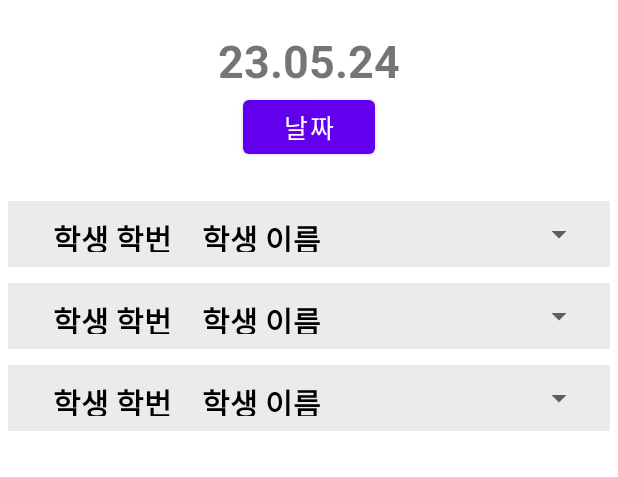
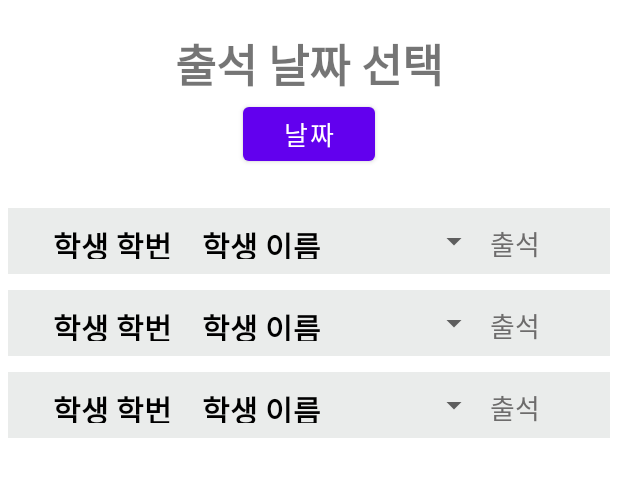
Before and after one commit to kOoO9/capston2_app, an Android app: the layout activity_recycler_viewbtnclick.xml on its own in the app's theme, with its tools: preview values and no code run, on a phone screen of 412 x 824 dp. Shown: the top 477 px of the screen. Run offline under Robolectric (Android 15) with nearby library versions, the phone set to English and light mode, and no system bars.

Commit message:
날짜조회

```diff
--- a/app/src/main/java/com/example/loginpage/retrofit/btnclickadapter.kt
+++ b/app/src/main/java/com/example/loginpage/retrofit/btnclickadapter.kt
@@ -41,6 +41,7 @@ class btnclickadapter (var data: List<lecturestudentjsonclass>) : RecyclerView.A
         val item = data[position]
         holder.tv_hakbun.text = item.student_id?.toString()
         holder.tv_name.text = item.student_name
+        holder.tv_result.text = item.attendence_mm_dd
     }
 
     override fun getItemCount(): Int {
@@ -50,12 +51,15 @@ class btnclickadapter (var data: List<lecturestudentjsonclass>) : RecyclerView.A
     inner class ViewHolder(itemView: View) : RecyclerView.ViewHolder(itemView) {
         val tv_hakbun: TextView = itemView.findViewById(R.id.tv_hakbun)
         val tv_name: TextView = itemView.findViewById(R.id.tv_name)
+        val tv_result: TextView = itemView.findViewById(R.id.tv_result)
+
         //스피너 만들기
         val spinner: Spinner = itemView.findViewById(R.id.spinner)
 
         fun bind(jsonClass: lecturestudentjsonclass) {
             tv_hakbun.text = jsonClass.student_id?.toString()
             tv_name.text = jsonClass.student_name
+            tv_result.text = jsonClass.attendence_mm_dd
 
         }
     }
--- a/app/src/main/java/com/example/loginpage/retrofit/client.kt
+++ b/app/src/main/java/com/example/loginpage/retrofit/client.kt
@@ -12,7 +12,7 @@ object client {
     fun getClient(): Retrofit? {
         if(retrofitClient == null){
             retrofitClient=Retrofit.Builder()
-                .baseUrl("http://192.168.1.64")
+                .baseUrl("http://192.168.0.101")
                 .addConverterFactory(GsonConverterFactory.create(gson))
                 .build()
         }
--- a/app/src/main/java/com/example/loginpage/retrofit/jsonclass.kt
+++ b/app/src/main/java/com/example/loginpage/retrofit/jsonclass.kt
@@ -8,4 +8,5 @@ data class jsonclass(
 data class lecturestudentjsonclass(
     val student_id : Int?,
     val student_name : String?,
+    val attendence_mm_dd : String?,
 )
--- a/app/src/main/java/com/example/loginpage/retrofit/retrofit_interface.kt
+++ b/app/src/main/java/com/example/loginpage/retrofit/retrofit_interface.kt
@@ -12,5 +12,5 @@ interface retrofit_interface {
 interface studentinterface {
     @FormUrlEncoded
     @POST("student_where.php")
-    fun getData(@Field("lecturecode") lecturecode: String): Call<List<lecturestudentjsonclass>> //코드 전송하고 DB 받아오기
+    fun getData(@Field("lecturecode") lecturecode: String, @Field("attendence_mm_dd") attendence_mm_dd: String): Call<List<lecturestudentjsonclass>> //코드 전송하고 DB 받아오기
 }
--- a/app/src/main/res/layout/activity_recycler_viewbtnclick.xml
+++ b/app/src/main/res/layout/activity_recycler_viewbtnclick.xml
@@ -19,10 +19,10 @@
 
 
         <TextView
-            android:id="@+id/textView4"
+            android:id="@+id/calender"
             android:layout_width="wrap_content"
             android:layout_height="wrap_content"
-            android:text="23.05.24"
+            android:text="출석 날짜 선택"
             android:textSize="30dp"
             android:textStyle="bold"/>
 
--- a/app/src/main/res/layout/recyclebtnclick.xml
+++ b/app/src/main/res/layout/recyclebtnclick.xml
@@ -55,6 +55,15 @@
             android:textSize="20sp"
             tools:ignore="TouchTargetSizeCheck,SpeakableTextPresentCheck" />
 
+<!--이 부분은 데이터베이스의 출석을 가져올 것임-->
+        <TextView
+            android:id="@+id/tv_result"
+            android:layout_width="70dp"
+            android:layout_height="match_parent"
+            android:background="#EAECEB"
+            android:text="출석"
+            android:textColor="#D0514E4E"
+            android:textSize="18dp" />
 
     </LinearLayout>
 </androidx.constraintlayout.widget.ConstraintLayout>
```
Also changed, not shown: app/src/main/AndroidManifest.xml (+7 -0 lines), app/src/main/java/com/example/loginpage/retrofit/RecyclerViewbtnclick.kt (+80 -2 lines), app/src/main/java/com/example/loginpage/retrofit/btnclickDatePicker.kt (added, +14 -0 lines), app/src/main/res/layout/activity_btnclick_date_picker.xml (added, +17 -0 lines).
